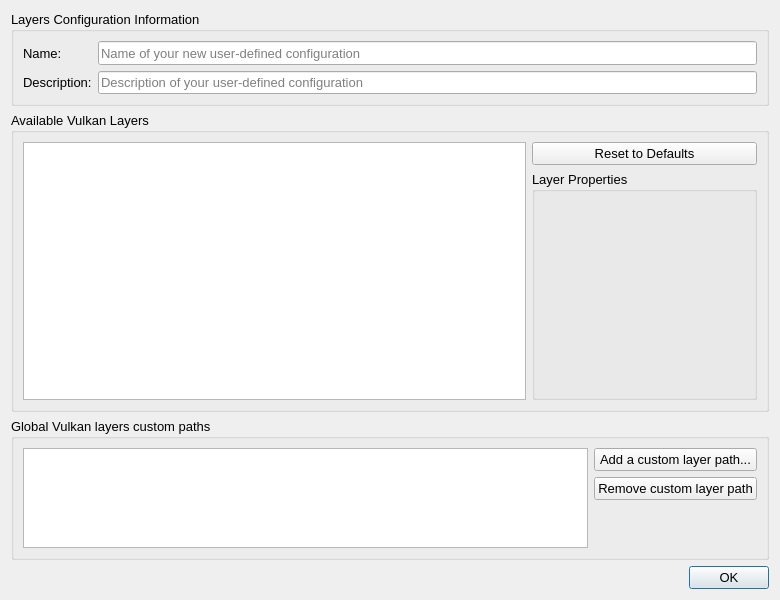
This is vkconfig/dlgprofileeditor.ui in LunarG/VulkanTools as Qt 5 draws it before an edit. The edited form follows.
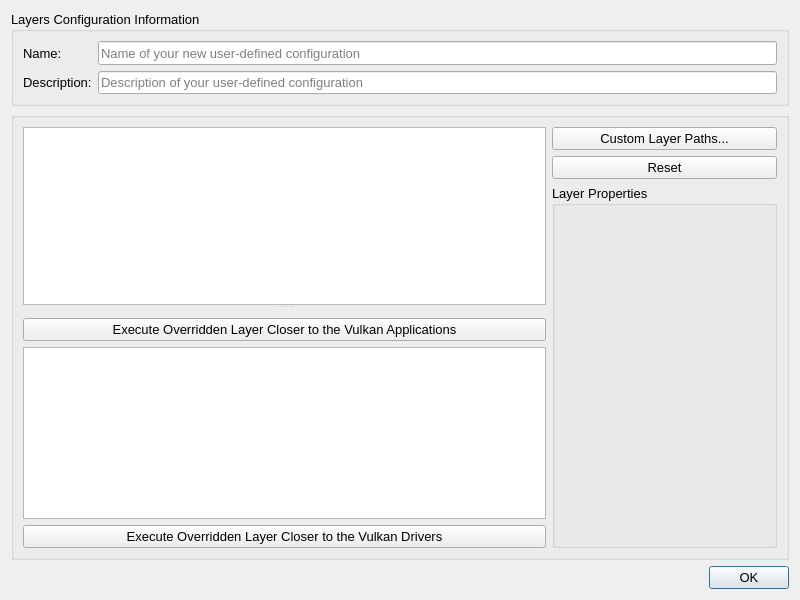
This is the edited form.

Commit message:
vkconfig: Manual sorting for overridden layers
- Add manual ordering of overridden layers only
- Remove custom paths area
- Add custom paths button
- Add devsim override request all explicit tp be overridden

- Update doc and changelog

Patch:
```diff
--- a/vkconfig/dlgprofileeditor.ui
+++ b/vkconfig/dlgprofileeditor.ui
@@ -6,14 +6,14 @@
    <rect>
     <x>0</x>
     <y>0</y>
-    <width>780</width>
+    <width>800</width>
     <height>600</height>
    </rect>
   </property>
   <property name="minimumSize">
    <size>
     <width>640</width>
-    <height>480</height>
+    <height>600</height>
    </size>
   </property>
   <property name="maximumSize">
@@ -32,6 +32,86 @@
    <string>Select Vulkan Layers</string>
   </property>
   <layout class="QGridLayout" name="gridLayout_2">
+   <item row="2" column="1" colspan="2">
+    <widget class="QDialogButtonBox" name="buttonBox">
+     <property name="orientation">
+      <enum>Qt::Horizontal</enum>
+     </property>
+     <property name="standardButtons">
+      <set>QDialogButtonBox::Ok</set>
+     </property>
+    </widget>
+   </item>
+   <item row="0" column="0" colspan="3">
+    <widget class="QGroupBox" name="groupBox">
+     <property name="sizePolicy">
+      <sizepolicy hsizetype="Preferred" vsizetype="Preferred">
+       <horstretch>0</horstretch>
+       <verstretch>0</verstretch>
+      </sizepolicy>
+     </property>
+     <property name="minimumSize">
+      <size>
+       <width>250</width>
+       <height>88</height>
+      </size>
+     </property>
+     <property name="maximumSize">
+      <size>
+       <width>16777215</width>
+       <height>1000</height>
+      </size>
+     </property>
+     <property name="sizeIncrement">
+      <size>
+       <width>0</width>
+       <height>1</height>
+      </size>
+     </property>
+     <property name="title">
+      <string>Layers Configuration Information</string>
+     </property>
+     <layout class="QGridLayout" name="gridLayout_4">
+      <item row="0" column="0">
+       <widget class="QLabel" name="label">
+        <property name="text">
+         <string>Name:</string>
+        </property>
+       </widget>
+      </item>
+      <item row="1" column="0">
+       <widget class="QLabel" name="label_2">
+        <property name="text">
+         <string>Description:</string>
+        </property>
+       </widget>
+      </item>
+      <item row="1" column="1">
+       <widget class="QLineEdit" name="lineEditDescription">
+        <property name="placeholderText">
+         <string>Description of your user-defined configuration</string>
+        </property>
+       </widget>
+      </item>
+      <item row="0" column="1">
+       <widget class="QLineEdit" name="lineEditName">
+        <property name="minimumSize">
+         <size>
+          <width>0</width>
+          <height>24</height>
+         </size>
+        </property>
+        <property name="text">
+         <string/>
+        </property>
+        <property name="placeholderText">
+         <string>Name of your new user-defined configuration</string>
+        </property>
+       </widget>
+      </item>
+     </layout>
+    </widget>
+   </item>
    <item row="1" column="0" colspan="3">
     <widget class="QGroupBox" name="groupBox_3">
      <property name="sizePolicy">
@@ -43,7 +123,7 @@
      <property name="minimumSize">
       <size>
        <width>0</width>
-       <height>0</height>
+       <height>240</height>
       </size>
      </property>
      <property name="sizeIncrement">
@@ -53,9 +133,159 @@
       </size>
      </property>
      <property name="title">
-      <string>Available Vulkan Layers</string>
+      <string/>
      </property>
      <layout class="QGridLayout" name="gridLayout">
+      <item row="0" column="0" rowspan="3">
+       <widget class="QSplitter" name="splitter">
+        <property name="sizePolicy">
+         <sizepolicy hsizetype="Preferred" vsizetype="Expanding">
+          <horstretch>0</horstretch>
+          <verstretch>1</verstretch>
+         </sizepolicy>
+        </property>
+        <property name="minimumSize">
+         <size>
+          <width>0</width>
+          <height>320</height>
+         </size>
+        </property>
+        <property name="baseSize">
+         <size>
+          <width>0</width>
+          <height>320</height>
+         </size>
+        </property>
+        <property name="frameShadow">
+         <enum>QFrame::Plain</enum>
+        </property>
+        <property name="lineWidth">
+         <number>1</number>
+        </property>
+        <property name="orientation">
+         <enum>Qt::Vertical</enum>
+        </property>
+        <property name="childrenCollapsible">
+         <bool>false</bool>
+        </property>
+        <widget class="QTreeWidget" name="layerTree">
+         <property name="sizePolicy">
+          <sizepolicy hsizetype="Expanding" vsizetype="Preferred">
+           <horstretch>0</horstretch>
+           <verstretch>0</verstretch>
+          </sizepolicy>
+         </property>
+         <property name="font">
+          <font>
+           <family>Arial</family>
+           <pointsize>10</pointsize>
+          </font>
+         </property>
+         <property name="frameShape">
+          <enum>QFrame::StyledPanel</enum>
+         </property>
+         <property name="frameShadow">
+          <enum>QFrame::Sunken</enum>
+         </property>
+         <property name="showDropIndicator" stdset="0">
+          <bool>false</bool>
+         </property>
+         <property name="dragEnabled">
+          <bool>false</bool>
+         </property>
+         <property name="dragDropMode">
+          <enum>QAbstractItemView::NoDragDrop</enum>
+         </property>
+         <property name="defaultDropAction">
+          <enum>Qt::IgnoreAction</enum>
+         </property>
+         <property name="alternatingRowColors">
+          <bool>false</bool>
+         </property>
+         <property name="headerHidden">
+          <bool>true</bool>
+         </property>
+         <attribute name="headerMinimumSectionSize">
+          <number>50</number>
+         </attribute>
+         <column>
+          <property name="text">
+           <string notr="true">1</string>
+          </property>
+         </column>
+        </widget>
+        <widget class="QWidget" name="widgetContainer" native="true">
+         <layout class="QVBoxLayout" name="verticalLayout">
+          <property name="leftMargin">
+           <number>0</number>
+          </property>
+          <property name="topMargin">
+           <number>9</number>
+          </property>
+          <property name="rightMargin">
+           <number>0</number>
+          </property>
+          <property name="bottomMargin">
+           <number>0</number>
+          </property>
+          <item>
+           <widget class="QPushButton" name="pushButtonUp">
+            <property name="text">
+             <string>Execute Overridden Layer Closer to the Vulkan Applications</string>
+            </property>
+           </widget>
+          </item>
+          <item>
+           <widget class="QTreeWidget" name="layerTreeSorted">
+            <property name="minimumSize">
+             <size>
+              <width>0</width>
+              <height>40</height>
+             </size>
+            </property>
+            <property name="baseSize">
+             <size>
+              <width>0</width>
+              <height>40</height>
+             </size>
+            </property>
+            <property name="font">
+             <font>
+              <family>Arial</family>
+              <pointsize>10</pointsize>
+             </font>
+            </property>
+            <property name="toolTip">
+             <string>Overridden layers ordering requires multiple layers</string>
+            </property>
+            <attribute name="headerVisible">
+             <bool>false</bool>
+            </attribute>
+            <column>
+             <property name="text">
+              <string notr="true">1</string>
+             </property>
+            </column>
+           </widget>
+          </item>
+          <item>
+           <widget class="QPushButton" name="pushButtonDown">
+            <property name="text">
+             <string>Execute Overridden Layer Closer to the Vulkan Drivers</string>
+            </property>
+           </widget>
+          </item>
+         </layout>
+        </widget>
+       </widget>
+      </item>
+      <item row="0" column="1">
+       <widget class="QPushButton" name="pushButtonCustomLayers">
+        <property name="text">
+         <string>Custom Layer Paths...</string>
+        </property>
+       </widget>
+      </item>
       <item row="1" column="1">
        <widget class="QPushButton" name="pushButtonResetLayers">
         <property name="minimumSize">
@@ -71,11 +301,11 @@
          </size>
         </property>
         <property name="text">
-         <string>Reset to Defaults</string>
+         <string>Reset</string>
         </property>
        </widget>
       </item>
-      <item row="2" column="1" rowspan="5">
+      <item row="2" column="1">
        <widget class="QGroupBox" name="groupBox_5">
         <property name="minimumSize">
          <size>
@@ -130,214 +360,6 @@
           </widget>
          </item>
         </layout>
-       </widget>
-      </item>
-      <item row="1" column="0" rowspan="6">
-       <widget class="QTreeWidget" name="layerTree">
-        <property name="sizePolicy">
-         <sizepolicy hsizetype="Expanding" vsizetype="Preferred">
-          <horstretch>0</horstretch>
-          <verstretch>0</verstretch>
-         </sizepolicy>
-        </property>
-        <property name="font">
-         <font>
-          <family>Arial</family>
-          <pointsize>10</pointsize>
-         </font>
-        </property>
-        <property name="frameShape">
-         <enum>QFrame::StyledPanel</enum>
-        </property>
-        <property name="frameShadow">
-         <enum>QFrame::Sunken</enum>
-        </property>
-        <property name="showDropIndicator" stdset="0">
-         <bool>false</bool>
-        </property>
-        <property name="dragEnabled">
-         <bool>false</bool>
-        </property>
-        <property name="dragDropMode">
-         <enum>QAbstractItemView::NoDragDrop</enum>
-        </property>
-        <property name="defaultDropAction">
-         <enum>Qt::IgnoreAction</enum>
-        </property>
-        <property name="alternatingRowColors">
-         <bool>false</bool>
-        </property>
-        <property name="headerHidden">
-         <bool>true</bool>
-        </property>
-        <attribute name="headerMinimumSectionSize">
-         <number>50</number>
-        </attribute>
-        <column>
-         <property name="text">
-          <string notr="true">1</string>
-         </property>
-        </column>
-       </widget>
-      </item>
-     </layout>
-    </widget>
-   </item>
-   <item row="3" column="1" colspan="2">
-    <widget class="QDialogButtonBox" name="buttonBox">
-     <property name="orientation">
-      <enum>Qt::Horizontal</enum>
-     </property>
-     <property name="standardButtons">
-      <set>QDialogButtonBox::Ok</set>
-     </property>
-    </widget>
-   </item>
-   <item row="2" column="0" colspan="3">
-    <widget class="QGroupBox" name="groupBoxSettings">
-     <property name="sizePolicy">
-      <sizepolicy hsizetype="Preferred" vsizetype="Minimum">
-       <horstretch>0</horstretch>
-       <verstretch>0</verstretch>
-      </sizepolicy>
-     </property>
-     <property name="minimumSize">
-      <size>
-       <width>0</width>
-       <height>0</height>
-      </size>
-     </property>
-     <property name="sizeIncrement">
-      <size>
-       <width>0</width>
-       <height>0</height>
-      </size>
-     </property>
-     <property name="title">
-      <string>Global Vulkan layers custom paths</string>
-     </property>
-     <layout class="QGridLayout" name="gridLayout_3">
-      <item row="2" column="1">
-       <widget class="QPushButton" name="pushButtonAddLayers">
-        <property name="maximumSize">
-         <size>
-          <width>1000</width>
-          <height>16777215</height>
-         </size>
-        </property>
-        <property name="text">
-         <string>Add a custom layer path...</string>
-        </property>
-       </widget>
-      </item>
-      <item row="3" column="1">
-       <widget class="QPushButton" name="pushButtonRemoveLayers">
-        <property name="text">
-         <string>Remove custom layer path</string>
-        </property>
-       </widget>
-      </item>
-      <item row="2" column="0" rowspan="3">
-       <widget class="QTreeWidget" name="treeWidget">
-        <property name="minimumSize">
-         <size>
-          <width>0</width>
-          <height>100</height>
-         </size>
-        </property>
-        <property name="maximumSize">
-         <size>
-          <width>16777215</width>
-          <height>100</height>
-         </size>
-        </property>
-        <property name="font">
-         <font>
-          <family>Arial</family>
-          <pointsize>10</pointsize>
-         </font>
-        </property>
-        <property name="horizontalScrollBarPolicy">
-         <enum>Qt::ScrollBarAlwaysOff</enum>
-        </property>
-        <attribute name="headerVisible">
-         <bool>false</bool>
-        </attribute>
-        <column>
-         <property name="text">
-          <string notr="true">1</string>
-         </property>
-        </column>
-       </widget>
-      </item>
-     </layout>
-    </widget>
-   </item>
-   <item row="0" column="0" colspan="3">
-    <widget class="QGroupBox" name="groupBox">
-     <property name="sizePolicy">
-      <sizepolicy hsizetype="Preferred" vsizetype="Preferred">
-       <horstretch>0</horstretch>
-       <verstretch>0</verstretch>
-      </sizepolicy>
-     </property>
-     <property name="minimumSize">
-      <size>
-       <width>250</width>
-       <height>60</height>
-      </size>
-     </property>
-     <property name="maximumSize">
-      <size>
-       <width>16777215</width>
-       <height>1000</height>
-      </size>
-     </property>
-     <property name="sizeIncrement">
-      <size>
-       <width>0</width>
-       <height>1</height>
-      </size>
-     </property>
-     <property name="title">
-      <string>Layers Configuration Information</string>
-     </property>
-     <layout class="QGridLayout" name="gridLayout_4">
-      <item row="1" column="1">
-       <widget class="QLineEdit" name="lineEditDescription">
-        <property name="placeholderText">
-         <string>Description of your user-defined configuration</string>
-        </property>
-       </widget>
-      </item>
-      <item row="0" column="1">
-       <widget class="QLineEdit" name="lineEditName">
-        <property name="minimumSize">
-         <size>
-          <width>0</width>
-          <height>24</height>
-         </size>
-        </property>
-        <property name="text">
-         <string/>
-        </property>
-        <property name="placeholderText">
-         <string>Name of your new user-defined configuration</string>
-        </property>
-       </widget>
-      </item>
-      <item row="0" column="0">
-       <widget class="QLabel" name="label">
-        <property name="text">
-         <string>Name:</string>
-        </property>
-       </widget>
-      </item>
-      <item row="1" column="0">
-       <widget class="QLabel" name="label_2">
-        <property name="text">
-         <string>Description:</string>
-        </property>
        </widget>
       </item>
      </layout>
```
Left out of the diff: 12 changed lines with no effect on the pictures. The commit also changes 12 other files.
